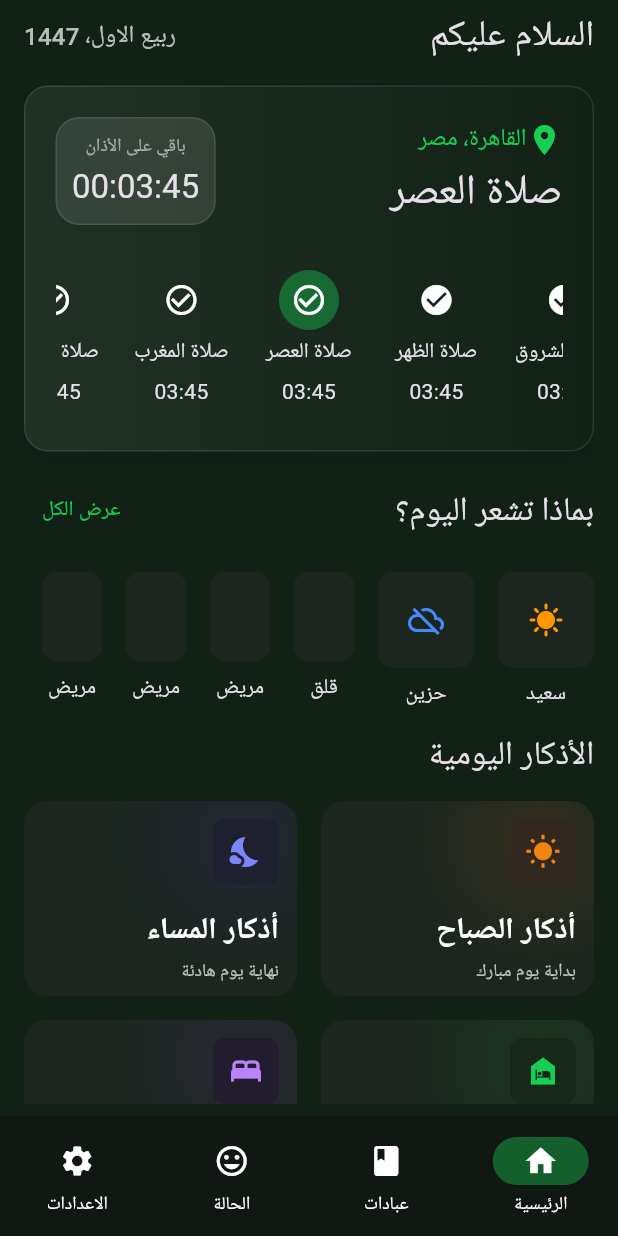
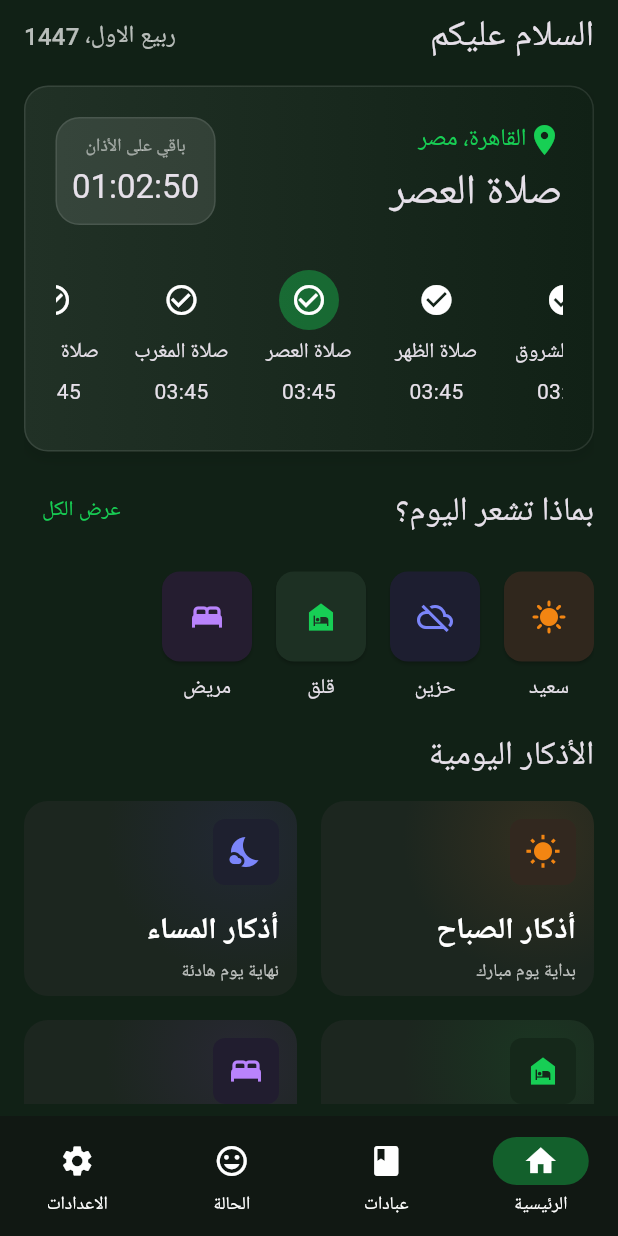
Before and after one commit to 3DPixels/project_azkar, a Flutter app: the screen it shows after launch, after a tap on "عرض الكل", on a phone screen of 412 x 824 dp. Run offline on Flutter 3.47's test engine with Material 3 defaults, Android fonts, the phone set to English and light mode, and no system bars; our stand-ins replace equatable, flutter_bloc, google_fonts, shared_preferences.

Commit message:
- Added `MoodDetails` page and implemented `MoodContainer` with `OpenContainer` transitions. - Refactored `SummaryCard` to include a new `TimeRemaining` countdown timer widget. - Extracted `PrayerTime` and `MoodContainer` into separate widget files. - Adjusted layout constraints in `main_page.dart` and `home_page.dart`.

```diff
--- a/lib/pages/home/home_page.dart
+++ b/lib/pages/home/home_page.dart
@@ -1,4 +1,5 @@
 import 'package:flutter/material.dart';
+import 'package:project_azkar/pages/home/widgets/mood_container.dart';
 
 import 'home_azkar_grid.dart';
 import 'summary_card.dart';
@@ -8,9 +9,7 @@ class HomePage extends StatelessWidget {
 
   @override
   Widget build(BuildContext context) {
-    return SizedBox(
-      width: 600,
-      child: SingleChildScrollView(
+    return SingleChildScrollView(
       child: Column(
         spacing: 16,
         crossAxisAlignment: CrossAxisAlignment.start,
@@ -59,50 +58,33 @@ class HomePage extends StatelessWidget {
           HomeAzkarGrid(),
         ],
       ),
-      ),
     );
   }
 }
 
 final List<Widget> moodItems = [
-  MoodContainer('سعيد', iconData: Icons.sunny, iconColor: Colors.orange),
+  MoodContainer(
+    'سعيد',
+    iconData: Icons.sunny,
+    iconColor: Color(0xFFF28512),
+    // backgroundColor: Color(0xFF32281F),
+  ),
   MoodContainer(
     'حزين',
     iconData: Icons.cloud_off_outlined,
-    iconColor: Colors.blueAccent,
+    iconColor: Color(0xFF7B85FA), // HSL 234, 89, 74
+    // backgroundColor: Color(0xFF1E202F), // HSL 233, 23, 15
   ),
-  MoodContainer('قلق'),
-  MoodContainer('مريض'),
-  MoodContainer('مريض'),
-  MoodContainer('مريض'),
-  MoodContainer('مريض'),
-  MoodContainer('مريض'),
-  MoodContainer('مريض'),
-  MoodContainer('مريض'),
-  MoodContainer('مريض'),
+  MoodContainer(
+    'قلق',
+    iconData: Icons.night_shelter,
+    iconColor: Color(0xFF17CE55),
+    // backgroundColor: Color(0xFF15281A),
+  ),
+  MoodContainer(
+    'مريض',
+    iconData: Icons.bed,
+    iconColor: Color(0xFFB983FC),
+    // backgroundColor: Color(0xFF211D2F),
+  ),
 ];
-
-class MoodContainer extends StatelessWidget {
-  final String title;
-  final IconData? iconData;
-  final Color? iconColor;
-  const MoodContainer(this.title, {super.key, this.iconData, this.iconColor});
-
-  @override
-  Widget build(BuildContext context) {
-    return Column(
-      spacing: 8,
-      children: [
-        Container(
-          padding: EdgeInsets.all(20),
-          decoration: BoxDecoration(
-            color: Theme.of(context).colorScheme.surface,
-            borderRadius: BorderRadius.circular(10),
-          ),
-          child: iconData != null ? Icon(iconData, color: iconColor) : Text(''),
-        ),
-        Text(title),
-      ],
-    );
-  }
-}
--- a/lib/pages/home/summary_card.dart
+++ b/lib/pages/home/summary_card.dart
@@ -1,4 +1,6 @@
 import 'package:flutter/material.dart';
+import 'package:project_azkar/pages/home/widgets/prayer_time.dart';
+import 'package:project_azkar/pages/home/widgets/time_remaining.dart';
 
 import '../../utils/app_colors.dart';
 
@@ -11,8 +13,6 @@ class SummaryCard extends StatefulWidget {
 
 class _SummaryCardState extends State<SummaryCard> {
   ScrollController? _scrollController;
-  // Track the width so we only recalculate if the screen resizes
-  double? _previousMaxWidth;
 
   @override
   void dispose() {
@@ -73,31 +73,7 @@ class _SummaryCardState extends State<SummaryCard> {
                   ),
                 ],
               ),
-              Container(
-                padding: EdgeInsets.all(10),
-                decoration: BoxDecoration(
-                  borderRadius: BorderRadius.circular(16),
-                  color: Colors.white.withValues(alpha: 0.1),
-                  border: Border.all(
-                    color: Colors.white.withValues(alpha: 0.1),
-                  ),
-                ),
-                child: Column(
-                  spacing: 5,
-                  children: [
-                    Text(
-                      'باقي على الأذان',
-                      style: Theme.of(
-                        context,
-                      ).textTheme.bodySmall?.copyWith(color: Colors.white54),
-                    ),
-                    Text(
-                      '00:03:45',
-                      style: Theme.of(context).textTheme.titleLarge,
-                    ),
-                  ],
-                ),
-              ),
+              TimeRemaining(),
             ],
           ),
           // Second row
@@ -167,35 +143,3 @@ class _SummaryCardState extends State<SummaryCard> {
     );
   }
 }
-
-class PrayerTime extends StatelessWidget {
-  final bool passed;
-  final bool currentPrayer;
-  final String prayer;
-  final String prayerTime;
-  const PrayerTime({
-    super.key,
-    required this.passed,
-    required this.prayer,
-    required this.prayerTime,
-    this.currentPrayer = false,
-  });
-
-  @override
-  Widget build(BuildContext context) {
-    return Column(
-      spacing: 5,
-      children: [
-        CircleAvatar(
-          backgroundColor: !currentPrayer
-              ? Colors.transparent
-              : Theme.of(context).colorScheme.secondary,
-          foregroundColor: Theme.of(context).colorScheme.onSecondary,
-          child: Icon(passed ? Icons.check_circle : Icons.check_circle_outline),
-        ),
-        Text(prayer),
-        Text(prayerTime),
-      ],
-    );
-  }
-}
--- /dev/null
+++ b/lib/pages/home/widgets/mood_container.dart
@@ -0,0 +1,59 @@
+import 'package:animations/animations.dart';
+import 'package:flutter/material.dart';
+
+import '../../mood_details.dart';
+
+class MoodContainer extends StatelessWidget {
+  final String title;
+  final IconData? iconData;
+  final Color iconColor;
+  final Color? backgroundColor;
+
+  const MoodContainer(
+    this.title, {
+    super.key,
+    this.iconData,
+    required this.iconColor,
+    this.backgroundColor,
+  });
+
+  Color get _effectiveBackgroundColor {
+    if (backgroundColor != null) return backgroundColor!;
+    final hslColor = HSLColor.fromColor(iconColor);
+    return hslColor.withSaturation(0.25).withLightness(0.15).toColor();
+  }
+
+  @override
+  Widget build(BuildContext context) {
+    return Column(
+      spacing: 8,
+      children: [
+        OpenContainer(
+          transitionDuration: const Duration(milliseconds: 500),
+          closedColor: _effectiveBackgroundColor,
+          // middleColor: Theme.of(context).scaffoldBackgroundColor,
+          // openColor: Theme.of(context).scaffoldBackgroundColor,
+          tappable: false,
+          closedShape: const RoundedRectangleBorder(
+            borderRadius: BorderRadius.all(Radius.circular(12.0)),
+          ),
+          closedBuilder: (BuildContext context, VoidCallback openContainer) {
+            return InkWell(
+              onTap: openContainer,
+              child: Padding(
+                padding: const EdgeInsets.all(18.0),
+                child: iconData != null
+                    ? Icon(iconData, color: iconColor)
+                    : const SizedBox.shrink(),
+              ),
+            );
+          },
+          openBuilder: (BuildContext context, VoidCallback _) {
+            return const MoodDetails();
+          },
+        ),
+        Text(title),
+      ],
+    );
+  }
+}
--- /dev/null
+++ b/lib/pages/home/widgets/prayer_time.dart
@@ -0,0 +1,33 @@
+import 'package:flutter/material.dart';
+
+class PrayerTime extends StatelessWidget {
+  final bool passed;
+  final bool currentPrayer;
+  final String prayer;
+  final String prayerTime;
+  const PrayerTime({
+    super.key,
+    required this.passed,
+    required this.prayer,
+    required this.prayerTime,
+    this.currentPrayer = false,
+  });
+
+  @override
+  Widget build(BuildContext context) {
+    return Column(
+      spacing: 5,
+      children: [
+        CircleAvatar(
+          backgroundColor: !currentPrayer
+              ? Colors.transparent
+              : Theme.of(context).colorScheme.secondary,
+          foregroundColor: Theme.of(context).colorScheme.onSecondary,
+          child: Icon(passed ? Icons.check_circle : Icons.check_circle_outline),
+        ),
+        Text(prayer),
+        Text(prayerTime),
+      ],
+    );
+  }
+}
--- /dev/null
+++ b/lib/pages/home/widgets/time_remaining.dart
@@ -0,0 +1,78 @@
+import 'package:flutter/material.dart';
+import 'dart:async';
+
+class TimeRemaining extends StatefulWidget {
+  const TimeRemaining({super.key});
+
+  @override
+  State<TimeRemaining> createState() => _TimeRemainingState();
+}
+
+class _TimeRemainingState extends State<TimeRemaining> {
+  late Timer _timer;
+  // Initial duration: 1 hour and 3 minutes
+  Duration _duration = const Duration(hours: 1, minutes: 3);
+
+  @override
+  void initState() {
+    super.initState();
+    _startTimer();
+  }
+
+  void _startTimer() {
+    _timer = Timer.periodic(const Duration(seconds: 1), (timer) {
+      setState(() {
+        final seconds = _duration.inSeconds - 1;
+        if (seconds < 0) {
+          _timer.cancel();
+        } else {
+          _duration = Duration(seconds: seconds);
+        }
+      });
+    });
+  }
+
+  @override
+  void dispose() {
+    _timer.cancel();
+    super.dispose();
+  }
+
+  String _formatDuration(Duration duration) {
+    String twoDigits(int n) => n.toString().padLeft(2, "0");
+    String hours = twoDigits(duration.inHours);
+    String minutes = twoDigits(duration.inMinutes.remainder(60));
+    String seconds = twoDigits(duration.inSeconds.remainder(60));
+    // If duration is 0 or less, show 00:00:00
+    if (duration.inSeconds <= 0) return "00:00:00";
+
+    return "$hours:$minutes:$seconds";
+  }
+
+  @override
+  Widget build(BuildContext context) {
+    return Container(
+      padding: EdgeInsets.all(10),
+      decoration: BoxDecoration(
+        borderRadius: BorderRadius.circular(16),
+        color: Colors.white.withValues(alpha: 0.1),
+        border: Border.all(color: Colors.white.withValues(alpha: 0.1)),
+      ),
+      child: Column(
+        spacing: 5,
+        children: [
+          Text(
+            'باقي على الأذان',
+            style: Theme.of(
+              context,
+            ).textTheme.bodySmall?.copyWith(color: Colors.white54),
+          ),
+          Text(
+            _formatDuration(_duration),
+            style: Theme.of(context).textTheme.titleLarge,
+          ),
+        ],
+      ),
+    );
+  }
+}
--- a/lib/pages/main_page.dart
+++ b/lib/pages/main_page.dart
@@ -27,6 +27,8 @@ class _MainPageState extends State<MainPage> {
   Widget build(BuildContext context) {
     return Scaffold(
       body: SafeArea(
+        child: SizedBox(
+          width: 600,
           child: Padding(
             padding: const EdgeInsets.symmetric(horizontal: 16.0, vertical: 8.0),
             child: PageTransitionSwitcher(
@@ -50,6 +52,7 @@ class _MainPageState extends State<MainPage> {
             ),
           ),
         ),
+      ),
       bottomNavigationBar: NavigationBar(
         selectedIndex: _currentIndex,
         onDestinationSelected: (index) {
--- /dev/null
+++ b/lib/pages/mood_details.dart
@@ -0,0 +1,54 @@
+import 'package:flutter/material.dart';
+
+class MoodDetails extends StatelessWidget {
+  const MoodDetails({super.key});
+
+  @override
+  Widget build(BuildContext context) {
+    return Scaffold(
+      body: SingleChildScrollView(
+        child: Column(
+          children: [
+            Text('سعيد', style: Theme.of(context).textTheme.headlineMedium),
+            CircleAvatar(radius: 40, child: Icon(Icons.sunny, size: 40)),
+            SizedBox(
+              width: double.infinity,
+              height: 300,
+              child: Card(color: Colors.red),
+            ),
+            SizedBox(
+              width: double.infinity,
+              height: 300,
+              child: Card(color: Colors.red),
+            ),
+            SizedBox(
+              width: double.infinity,
+              height: 300,
+              child: Card(color: Colors.red),
+            ),
+            SizedBox(
+              width: double.infinity,
+              height: 300,
+              child: Card(color: Colors.red),
+            ),
+            SizedBox(
+              width: double.infinity,
+              height: 300,
+              child: Card(color: Colors.red),
+            ),
+            SizedBox(
+              width: double.infinity,
+              height: 300,
+              child: Card(color: Colors.red),
+            ),
+            SizedBox(
+              width: double.infinity,
+              height: 300,
+              child: Card(color: Colors.red),
+            ),
+          ],
+        ),
+      ),
+    );
+  }
+}
```
Also changed, not shown: pubspec.lock. Lines whose indentation alone changed are shown as unchanged.
